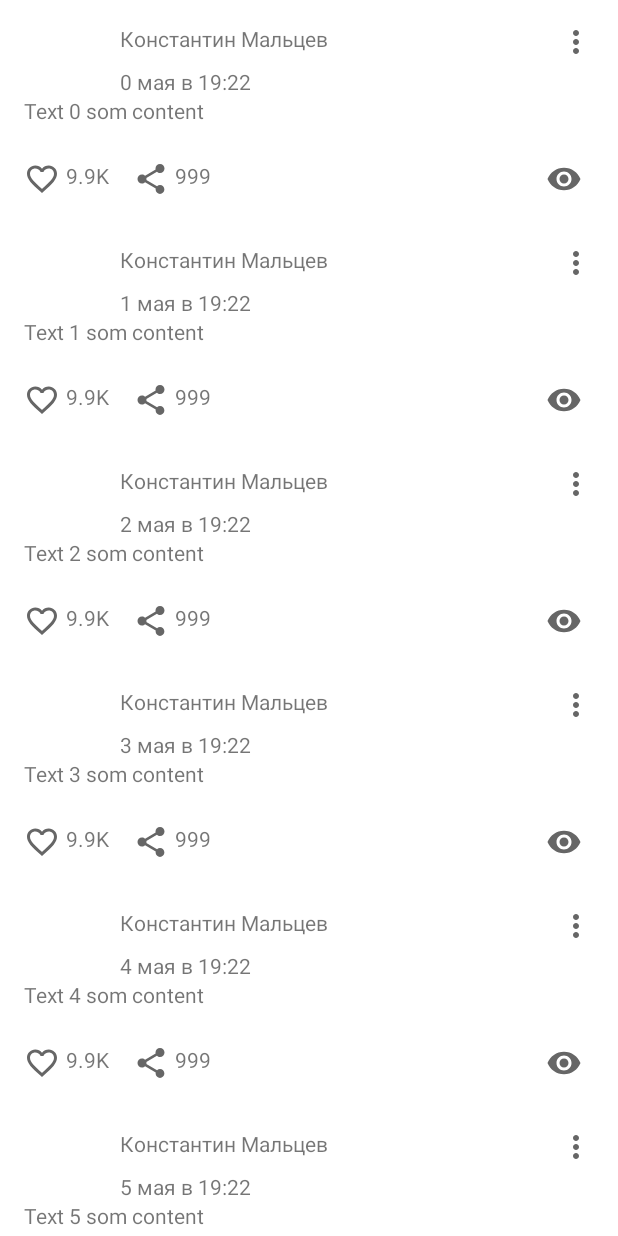
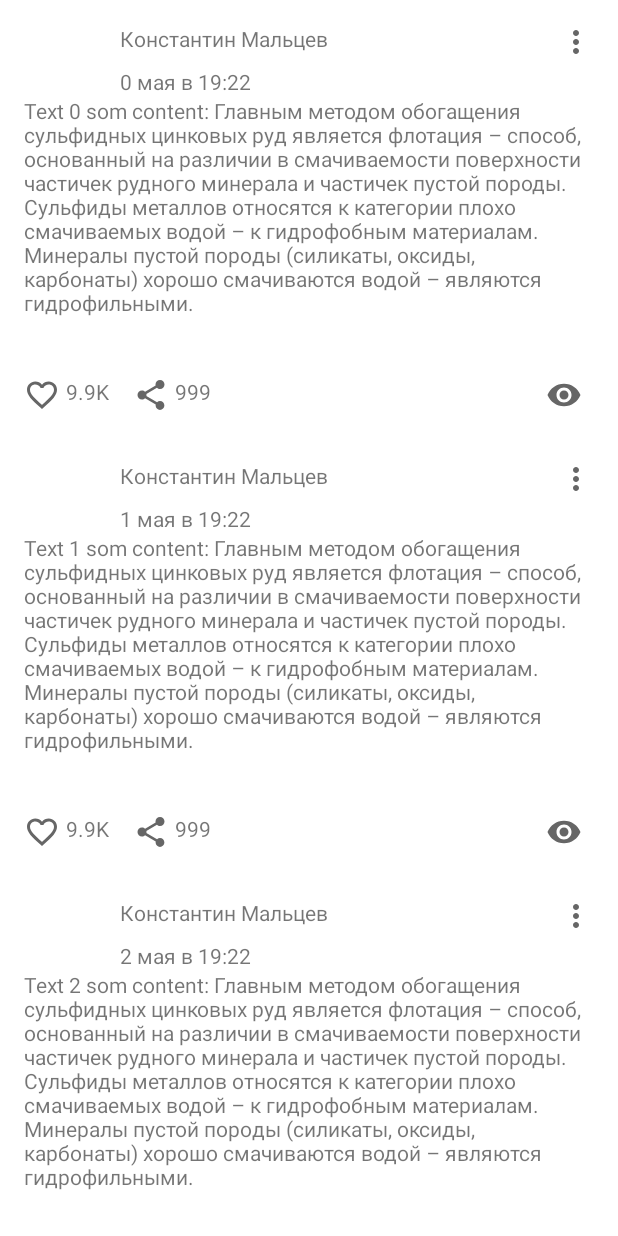
Before and after one commit to KonstantinMaltcev/NMediaNew, an Android app: the MainActivity screen opened directly, with no data from a screen before it, on a phone screen of 412 x 824 dp. Run offline under Robolectric (Android 15) with nearby library versions, the phone set to English and light mode, and no system bars.

Commit message:
Fix mergeDebugResources and implementation recyclerView

```diff
--- a/app/build.gradle
+++ b/app/build.gradle
@@ -6,9 +6,6 @@ plugins {
 android {
     compileSdk 32
 
-    aaptOptions {
-        cruncherEnabled = false
-    }
 
     defaultConfig {
         applicationId "ru.netology.nmedia"
--- a/app/src/main/java/ru/netology/nmedia/MainActivity.kt
+++ b/app/src/main/java/ru/netology/nmedia/MainActivity.kt
@@ -10,8 +10,6 @@ import ru.netology.nmedia.viewModel.PostViewModel
 class MainActivity : AppCompatActivity() {
 
     private val viewModel by viewModels<PostViewModel>()
-
-    private val tag by lazy { "ActivityMain" }
 
     override fun onCreate(savedInstanceState: Bundle?) {
         super.onCreate(savedInstanceState)
@@ -27,7 +25,7 @@ class MainActivity : AppCompatActivity() {
         binding.postsRecyclerView.adapter = adapter
 
         viewModel.data.observe(this) { posts ->
-            posts.map { post ->
+            posts.map {
                 adapter.submitList(posts)
             }
         }
--- a/app/src/main/java/ru/netology/nmedia/data/implementation/InMemoryPostRepository.kt
+++ b/app/src/main/java/ru/netology/nmedia/data/implementation/InMemoryPostRepository.kt
@@ -12,7 +12,8 @@ class InMemoryPostRepository : PostRepository {
             Post(
                 id = index + 1L,
                 author = "Константин Мальцев",
-                content = "Text $index som content",
+                content = "Text $index som content: Главным методом обогащения сульфидных цинковых руд является флотация – способ, основанный на различии в смачиваемости поверхности частичек рудного минерала и частичек пустой породы. \n" +
+                        "Сульфиды металлов относятся к категории плохо смачиваемых водой – к гидрофобным материалам. Минералы пустой породы (силикаты, оксиды, карбонаты) хорошо смачиваются водой – являются гидрофильными. \n",
                 published = "$index мая в 19:22"
             )
         }
--- a/app/src/main/res/layout/activity_main.xml
+++ b/app/src/main/res/layout/activity_main.xml
@@ -3,7 +3,7 @@
     xmlns:app="http://schemas.android.com/apk/res-auto"
     xmlns:tools="http://schemas.android.com/tools"
     android:layout_width="match_parent"
-    android:layout_height="match_parent"
+    android:layout_height="wrap_content"
     tools:context=".MainActivity">
 
     <androidx.recyclerview.widget.RecyclerView
--- a/app/src/main/res/layout/post.xml
+++ b/app/src/main/res/layout/post.xml
@@ -3,7 +3,7 @@
     xmlns:app="http://schemas.android.com/apk/res-auto"
     xmlns:tools="http://schemas.android.com/tools"
     android:layout_width="match_parent"
-    android:layout_height="match_parent"
+    android:layout_height="wrap_content"
     android:padding="16dp">
 
     <ImageView
--- a/app/src/main/res/values/ids.xml
+++ /dev/null
@@ -1,4 +0,0 @@
-<?xml version="1.0" encoding="utf-8"?>
-<resources>
-    <item name="postsRecyclerView" type="id">post_recycler_view</item>
-</resources>
```
Also changed, not shown: app/src/main/java/ru/netology/nmedia/data/implementation/PostsAdapter.kt (+1 -6 lines).
